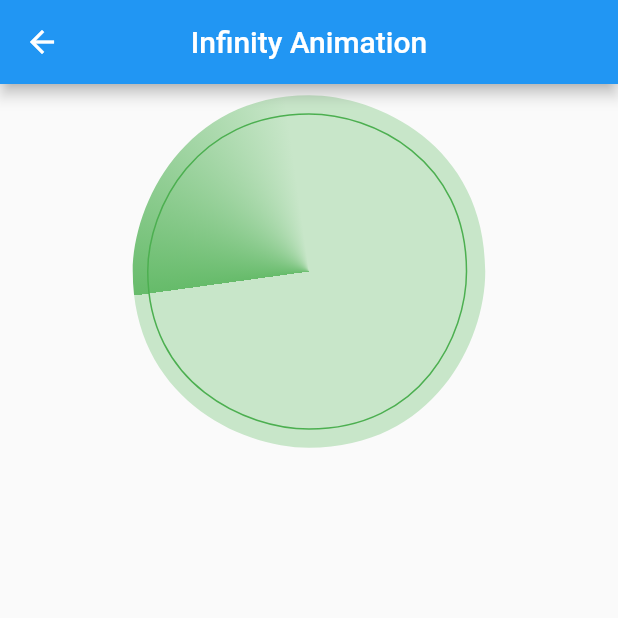
After one commit to juanmajh96/Flutter-Portfolio, a Flutter app: the AnimationsPage screen opened directly with sample values from the repository, after a tap on "Infinity", on a phone screen of 412 x 824 dp, the top half of it. The commit adds this screen. Run offline on Flutter 3.47's test engine with Material 2 defaults, Android fonts, the phone set to English and light mode, and no system bars; statements that could not run were skipped.

Commit message:
radar animation in progres

```diff
--- a/lib/core/routes/routes.dart
+++ b/lib/core/routes/routes.dart
@@ -1,5 +1,6 @@
 import 'package:flutter/material.dart';
 import 'package:flutter_portfolio/feature/generic_pages.dart/generic_pages.dart';
+import 'package:flutter_portfolio/feature/infinity_effect/inifinity_injection.dart';
 import 'package:flutter_portfolio/feature/inherited_widget_sm/inherited_injection.dart';
 import 'package:flutter_portfolio/feature/provider_sm/provider_injection.dart';
 import 'package:flutter_portfolio/feature/rebound_effect/rebound_injection.dart';
@@ -22,5 +23,7 @@ Map<String, WidgetBuilder> routes() {
         InheritedInjection.injection(),
     ProviderInjection.route: (BuildContext context) =>
         ProviderInjection.injection(),
+    InfinityInjection.route: (BuildContext context) =>
+        InfinityInjection.injection(),
   };
 }
--- a/lib/core/sources/list_feature.dart
+++ b/lib/core/sources/list_feature.dart
@@ -1,6 +1,7 @@
 import 'package:flutter_portfolio/core/entities/category_entities.dart';
 import 'package:flutter_portfolio/core/entities/feature_entities.dart';
 import 'package:flutter_portfolio/feature/generic_pages.dart/generic_pages.dart';
+import 'package:flutter_portfolio/feature/infinity_effect/inifinity_injection.dart';
 import 'package:flutter_portfolio/feature/inherited_widget_sm/inherited_injection.dart';
 import 'package:flutter_portfolio/feature/provider_sm/provider_injection.dart';
 import 'package:flutter_portfolio/feature/rebound_effect/rebound_injection.dart';
@@ -14,6 +15,7 @@ List<Category> category = <Category>[
 ];
 
 List<Feature> animationsList = <Feature>[
+  Feature(InfinityInjection.route, 'Infinity'),
   Feature(ReboundInjection.route, 'Rebound'),
   Feature(ShimmerInjection.route, 'Shimmer'),
 ];
--- /dev/null
+++ b/lib/feature/infinity_effect/inifinity_injection.dart
@@ -0,0 +1,12 @@
+import 'package:flutter/material.dart';
+
+import 'inifinity_page.dart';
+
+class InfinityInjection {
+  InfinityInjection._();
+
+  static String route = 'infinity';
+  static Widget injection() {
+    return const InfinityPage();
+  }
+}
--- /dev/null
+++ b/lib/feature/infinity_effect/inifinity_page.dart
@@ -0,0 +1,28 @@
+import 'package:flutter/material.dart';
+import 'package:flutter_portfolio/feature/infinity_effect/widgets/infinity_animation.dart';
+
+class InfinityPage extends StatelessWidget {
+  const InfinityPage({Key key}) : super(key: key);
+
+  @override
+  Widget build(BuildContext context) {
+    return Scaffold(
+      appBar: AppBar(
+        title: const Text('Infinity Animation'),
+        centerTitle: true,
+      ),
+      body: SafeArea(
+        child: Center(
+          child: Padding(
+            padding: const EdgeInsets.symmetric(horizontal: 50),
+            child: Column(
+              children: const <Widget>[
+                InfinityAnimation(),
+              ],
+            ),
+          ),
+        ),
+      ),
+    );
+  }
+}
--- /dev/null
+++ b/lib/feature/infinity_effect/widgets/infinity_animation.dart
@@ -0,0 +1,117 @@
+import 'package:flutter/material.dart';
+import 'package:vector_math/vector_math_64.dart' as vector;
+
+class InfinityAnimation extends StatefulWidget {
+  const InfinityAnimation({
+    Key key,
+    this.duration = const Duration(milliseconds: 600),
+  }) : super(key: key);
+
+  final Duration duration;
+
+  @override
+  _InfinityAnimationState createState() => _InfinityAnimationState();
+}
+
+class _InfinityAnimationState extends State<InfinityAnimation>
+    with SingleTickerProviderStateMixin {
+  AnimationController _controller;
+
+  @override
+  void initState() {
+    super.initState();
+    _controller = AnimationController(
+      vsync: this,
+      duration: const Duration(milliseconds: 2300),
+    );
+    _controller.repeat();
+  }
+
+  @override
+  void dispose() {
+    _controller.dispose();
+    super.dispose();
+  }
+
+  @override
+  Widget build(BuildContext context) {
+    return LayoutBuilder(
+      builder: (_, BoxConstraints constraints) {
+        return CustomPaint(
+          painter: _InfinityPainter(controller: _controller),
+          size: const Size(250.0, 250.0),
+        );
+      },
+    );
+  }
+}
+
+class _InfinityPainter extends CustomPainter {
+  _InfinityPainter({this.controller})
+      : super(
+          repaint: controller,
+        );
+  final Animation<double> controller;
+
+  @override
+  void paint(Canvas canvas, Size size) {
+    final Rect rect = Offset.zero & size;
+
+    final Paint paintGradient = Paint()
+      ..shader = SweepGradient(
+        tileMode: TileMode.clamp,
+        colors: <Color>[
+          Colors.green[400],
+          Colors.green[100],
+        ],
+        startAngle: 0.0,
+        endAngle: vector.radians(90),
+        transform: GradientRotation(
+          vector.radians(360 * controller.value),
+        ),
+      ).createShader(rect);
+
+    final Path path_0 = Path();
+    path_0.moveTo(size.width * 0.50, size.height * 0.03);
+    path_0.cubicTo(size.width * 0.68, size.height * 0.03, size.width * 0.97,
+        size.height * 0.16, size.width * 0.97, size.height * 0.50);
+    path_0.cubicTo(size.width * 0.97, size.height * 0.69, size.width * 0.83,
+        size.height * 0.97, size.width * 0.50, size.height * 0.97);
+    path_0.cubicTo(size.width * 0.31, size.height * 0.97, size.width * 0.03,
+        size.height * 0.83, size.width * 0.03, size.height * 0.50);
+    path_0.cubicTo(size.width * 0.03, size.height * 0.32, size.width * 0.17,
+        size.height * 0.03, size.width * 0.50, size.height * 0.03);
+    path_0.close();
+
+    final Path path = Path.combine(
+      PathOperation.reverseDifference,
+      path_0,
+      Path()..addRect(rect),
+    );
+    path.addRect(rect);
+
+    canvas.drawPath(path, paintGradient);
+
+    final Paint paint_1 = Paint()
+      ..color = Colors.green
+      ..style = PaintingStyle.stroke
+      ..strokeWidth = 1.0;
+
+    final Path path_1 = Path();
+    path_1.moveTo(size.width * 0.50, size.height * 0.08);
+    path_1.cubicTo(size.width * 0.67, size.height * 0.08, size.width * 0.92,
+        size.height * 0.20, size.width * 0.92, size.height * 0.50);
+    path_1.cubicTo(size.width * 0.92, size.height * 0.67, size.width * 0.80,
+        size.height * 0.92, size.width * 0.50, size.height * 0.92);
+    path_1.cubicTo(size.width * 0.33, size.height * 0.92, size.width * 0.07,
+        size.height * 0.80, size.width * 0.07, size.height * 0.50);
+    path_1.cubicTo(size.width * 0.07, size.height * 0.33, size.width * 0.20,
+        size.height * 0.08, size.width * 0.50, size.height * 0.08);
+    path_1.close();
+
+    canvas.drawPath(path_1, paint_1);
+  }
+
+  @override
+  bool shouldRepaint(covariant CustomPainter oldDelegate) => true;
+}
```
